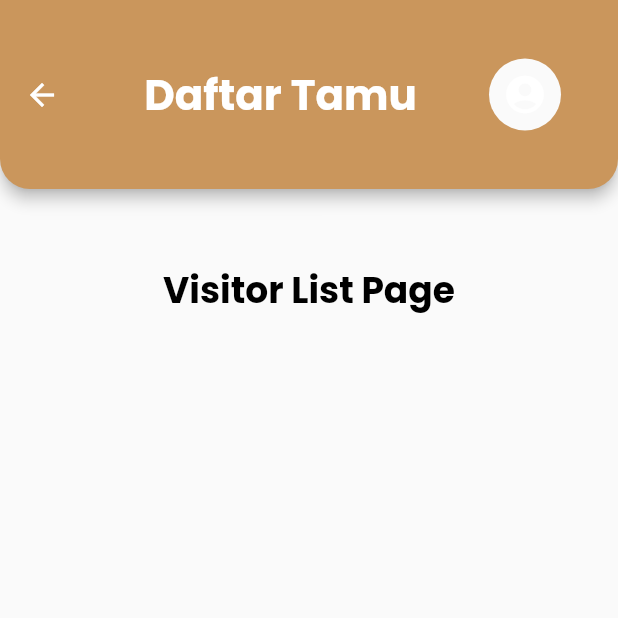
After one commit to miftahozuki/flutter-invital, a Flutter app: the DashboardPage screen opened directly, after a tap on "Visitor", on a phone screen of 412 x 824 dp, the top half of it. The commit adds this screen. Run offline on Flutter 3.47's test engine with Material 2 defaults, Android fonts, the phone set to English and light mode, and no system bars; our stand-ins replace google_fonts.

Commit message:
feat(dashboard): add routing for event, visitor, and scanner pages

```diff
--- a/lib/screen/dashboard.dart
+++ b/lib/screen/dashboard.dart
@@ -1,5 +1,12 @@
 import 'package:flutter/material.dart';
+
+// route to page
 import 'package:plj/screen/about_page.dart';
+import 'package:plj/screen/event_page.dart';
+import 'package:plj/screen/scanner_page.dart';
+import 'package:plj/screen/visitor_page.dart';
+
+// ekspor style
 import 'package:plj/theme.dart';
 
 class DashboardPage extends StatelessWidget {
@@ -66,24 +73,33 @@ class DashboardPage extends StatelessWidget {
                   spacing: 62,
                   runSpacing: 54,
                   children: [
-                    _buildImageWithText(
-                      'assets/images/events.png',
-                      'Events',
-                    ),
-                    _buildImageWithText(
-                      'assets/images/visitor.png',
-                      'Visitor',
-                    ),
+                    _buildImageWithText('assets/images/events.png', 'Events',
+                        () {
+                      Navigator.push(context,
+                          MaterialPageRoute(builder: (context) {
+                        return const EventPage(); // Ganti dengan halaman Events Anda
+                      }));
+                    }),
+                    _buildImageWithText('assets/images/visitor.png', 'Visitor',
+                        () {
+                      Navigator.push(context,
+                          MaterialPageRoute(builder: (context) {
+                        return VisitorPage();
+                      }));
+                    }),
                     _buildImageWithText('assets/images/about.png', 'About', () {
                       Navigator.push(context,
                           MaterialPageRoute(builder: (context) {
                         return const AboutPage(); // Ganti dengan halaman Events Anda
                       }));
                     }),
-                    _buildImageWithText(
-                      'assets/images/sacnner.png',
-                      'Scanner',
-                    ),
+                    _buildImageWithText('assets/images/sacnner.png', 'Scanner',
+                        () {
+                      Navigator.push(context,
+                          MaterialPageRoute(builder: (context) {
+                        return ScannerPage();
+                      }));
+                    }),
                   ],
                 ),
               ],
--- /dev/null
+++ b/lib/screen/visitor_page.dart
@@ -0,0 +1,67 @@
+import 'package:flutter/material.dart';
+import 'package:plj/theme.dart';
+
+class VisitorPage extends StatelessWidget {
+  const VisitorPage({super.key});
+
+  @override
+  Widget build(BuildContext context) {
+    return Scaffold(
+      appBar: AppBar(
+        backgroundColor: primaryColor,
+        title: Center(
+          child: Text(
+            'Daftar Tamu',
+            style: whiteTextStyle.copyWith(
+              fontSize: 28,
+            ),
+          ),
+        ),
+        actions: [
+          Container(
+            margin:
+                const EdgeInsets.only(right: 30), // Tambahkan margin sebesar 30
+            child: Padding(
+              padding: const EdgeInsets.all(8.0),
+              child: Material(
+                shape: const CircleBorder(),
+                child: IconButton(
+                  icon: const Icon(
+                    Icons.account_circle,
+                    color: Colors.white,
+                    size: 30,
+                  ),
+                  onPressed: () {
+                    // Tambahkan aksi saat tombol profil diklik
+                  },
+                ),
+              ),
+            ),
+          ),
+        ],
+        toolbarHeight: 126, // Mengatur tinggi AppBar
+        shape: const RoundedRectangleBorder(
+          borderRadius: BorderRadius.vertical(bottom: Radius.circular(20)),
+        ),
+      ),
+      body: SafeArea(
+        child: Center(
+          child: Column(
+            children: [
+              const SizedBox(
+                height: 50,
+              ),
+              Text(
+                'Visitor List Page',
+                style: blackTextStyle.copyWith(
+                  fontSize: 24,
+                  fontWeight: FontWeight.bold,
+                ),
+              )
+            ],
+          ),
+        ),
+      ),
+    );
+  }
+}
```
Also changed, not shown: lib/screen/event_page.dart (added, +67 -0 lines), lib/screen/scanner_page.dart (added, +67 -0 lines).
